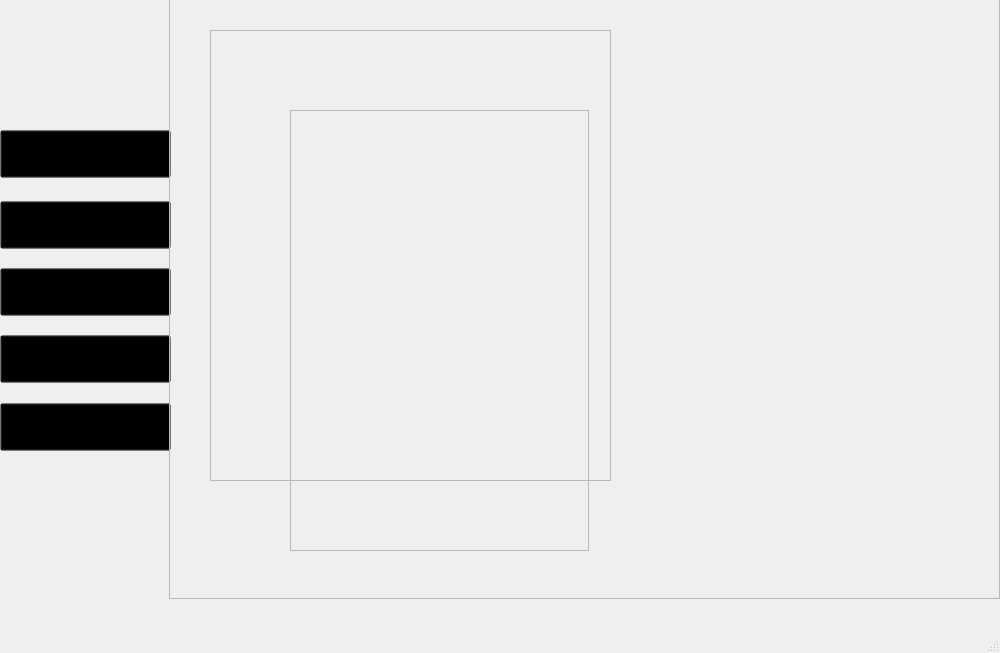
Old version of the form mainwindow.ui in the repository loporlp/Chemistry-Maestro.
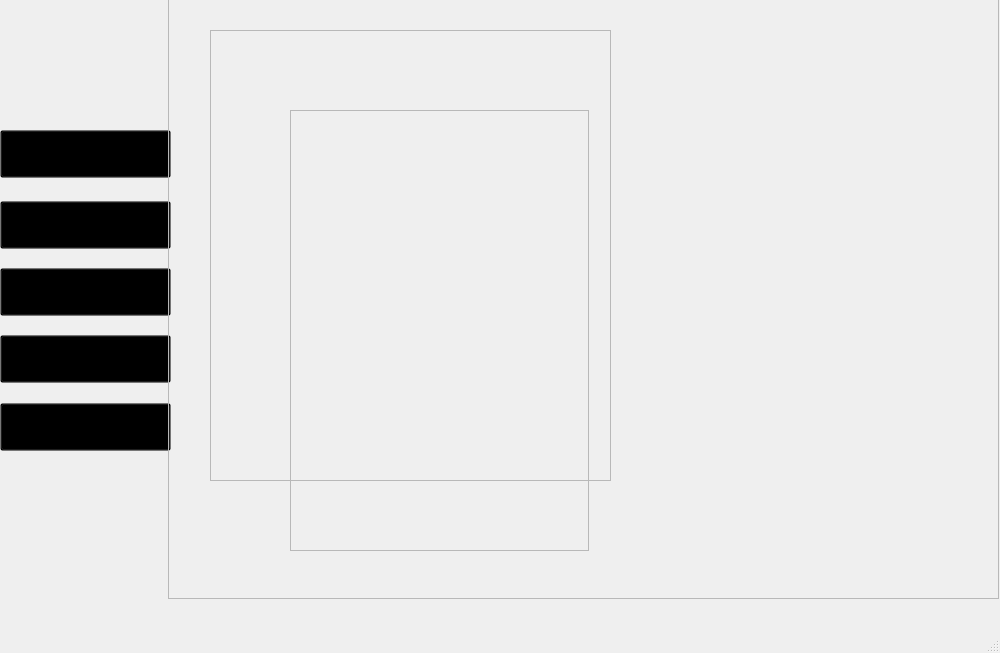
New version of the form. The open tabs and pages were chosen to show the change. Icons and pictures are not drawn.

```diff
--- a/mainwindow.ui
+++ b/mainwindow.ui
@@ -1046,7 +1046,7 @@
      <widget class="QFrame" name="LevelInstructionModal">
       <property name="geometry">
        <rect>
-        <x>169</x>
+        <x>168</x>
         <y>-1</y>
         <width>831</width>
         <height>600</height>
```
